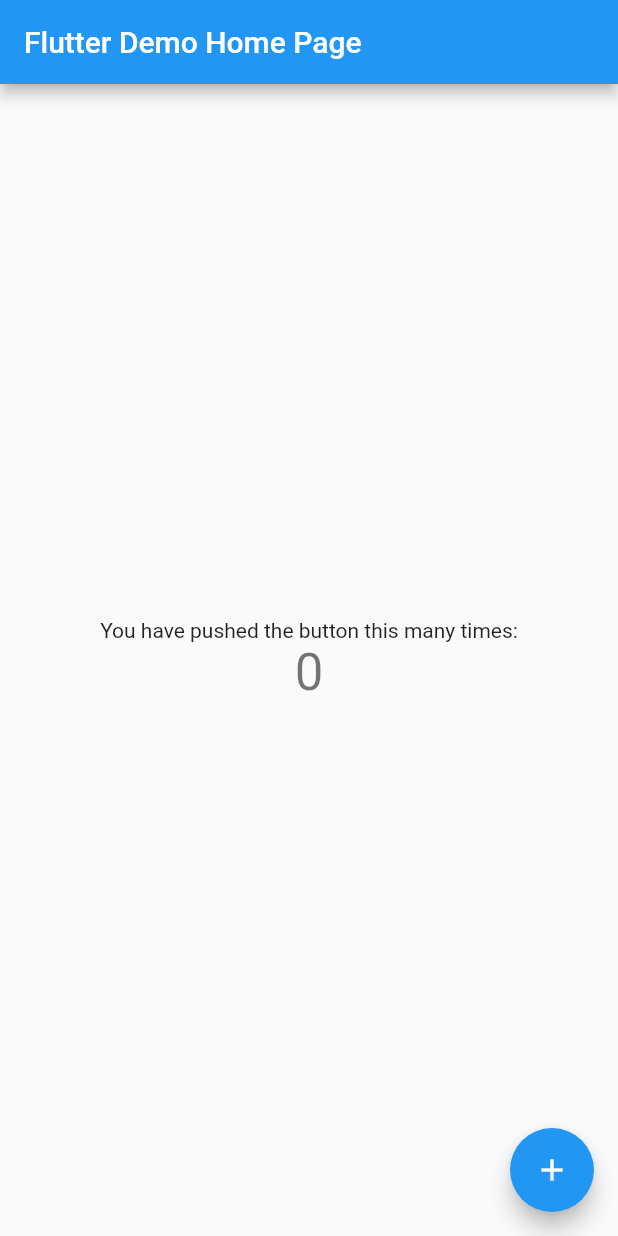
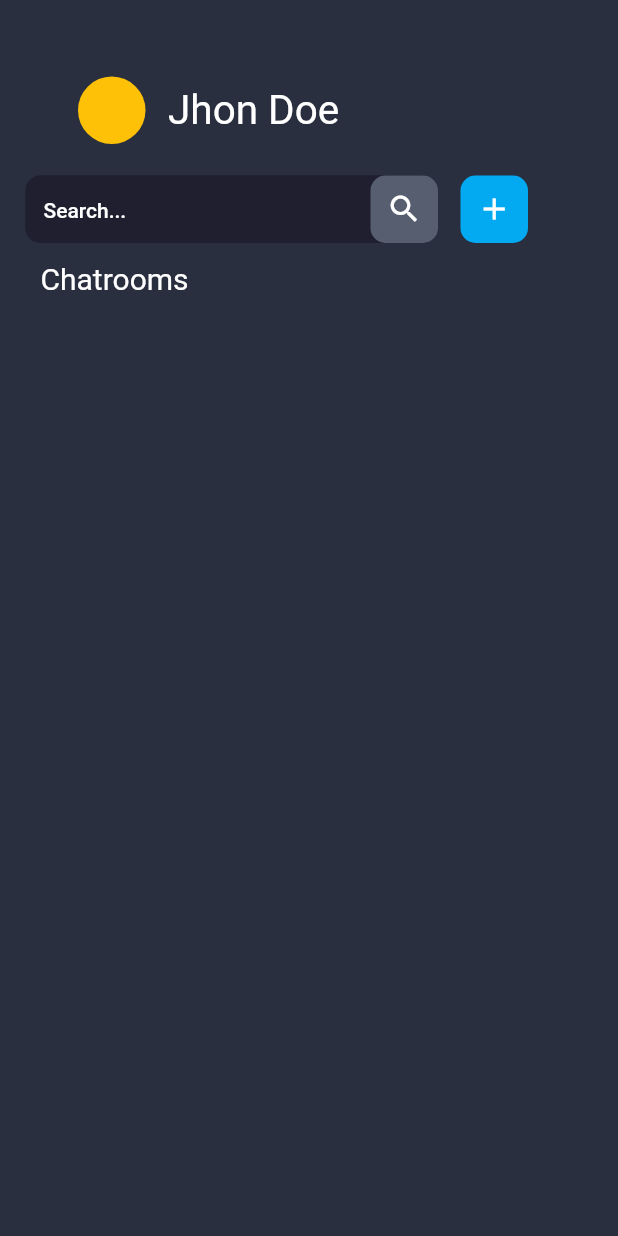
Before and after one commit to devGabrielb/chat_front, a Flutter app: the screen it shows after launch, on a phone screen of 412 x 824 dp. Run offline on Flutter 3.47's test engine with Material 2 defaults, Android fonts, the phone set to English and light mode, and no system bars.

Commit message:
changes in chatroomsage

```diff
--- /dev/null
+++ b/lib/chatRoomsPage.dart
@@ -0,0 +1,121 @@
+import 'package:flutter/material.dart';
+
+class ChatRoomsPage extends StatefulWidget {
+  @override
+  _ChatRoomsPageState createState() => _ChatRoomsPageState();
+}
+
+class _ChatRoomsPageState extends State<ChatRoomsPage> {
+  @override
+  Widget build(BuildContext context) {
+    return Scaffold(
+        backgroundColor: Color(0xFF292F3F),
+        body: Container(
+          margin: EdgeInsets.symmetric(horizontal: 17),
+          child: Column(
+            crossAxisAlignment: CrossAxisAlignment.stretch,
+            children: [
+              Container(
+                margin: EdgeInsets.only(left: 35, top: 51),
+                height: 45,
+                child: Row(
+                  children: [
+                    Container(
+                      width: 45,
+                      height: 45,
+                      decoration: BoxDecoration(
+                          borderRadius: BorderRadius.circular(50),
+                          color: Colors.amber),
+                    ),
+                    Container(
+                      padding: EdgeInsets.only(left: 15),
+                      child: Text(
+                        "Jhon Doe",
+                        style: TextStyle(color: Colors.white, fontSize: 27),
+                      ),
+                    ),
+                  ],
+                ),
+              ),
+              Container(
+                margin: EdgeInsets.only(top: 21),
+                child: Container(
+                  child: Row(
+                    crossAxisAlignment: CrossAxisAlignment.center,
+                    children: [
+                      Container(
+                        width: 275,
+                        height: 45,
+                        child: TextField(
+                          keyboardType: TextInputType.text,
+                          textInputAction: TextInputAction.done,
+                          decoration: InputDecoration(
+                            fillColor: Color(0xFF1F1F30),
+                            filled: true,
+                            border: InputBorder.none,
+                            suffixIcon: Container(
+                              margin: EdgeInsets.only(left: 15),
+                              height: 45,
+                              width: 45,
+                              decoration: BoxDecoration(
+                                  borderRadius: BorderRadius.circular(10),
+                                  color: Color(0xFF565E70)),
+                              child: Center(
+                                child: Icon(
+                                  Icons.search,
+                                  color: Colors.white,
+                                ),
+                              ),
+                            ),
+                            hintText: 'Search...',
+                            hintStyle: TextStyle(
+                                color: Colors.white,
+                                fontSize: 14,
+                                fontWeight: FontWeight.w500),
+                            enabledBorder: OutlineInputBorder(
+                                borderRadius: BorderRadius.circular(10),
+                                borderSide: BorderSide(
+                                  color: Color(0xFF1F1F30),
+                                )),
+                            focusedBorder: OutlineInputBorder(
+                                borderRadius: BorderRadius.circular(10),
+                                borderSide: BorderSide(
+                                  color: Color(0xFF1F1F30),
+                                )),
+                          ),
+                          style: TextStyle(
+                              color: Colors.white,
+                              fontSize: 18,
+                              fontWeight: FontWeight.w500),
+                        ),
+                      ),
+                      Container(
+                        margin: EdgeInsets.only(left: 15),
+                        height: 45,
+                        width: 45,
+                        decoration: BoxDecoration(
+                            borderRadius: BorderRadius.circular(10),
+                            color: Color(0xFF03A9F1)),
+                        child: Center(
+                          child: Icon(
+                            Icons.add,
+                            color: Colors.white,
+                          ),
+                        ),
+                      ),
+                    ],
+                  ),
+                ),
+              ),
+              Container(
+                margin: EdgeInsets.only(left: 10, top: 12),
+                child: Text(
+                  "Chatrooms",
+                  style: TextStyle(fontSize: 20, color: Colors.white),
+                ),
+              ),
+            ],
+          ),
+        ));
+  }
+}
--- a/lib/main.dart
+++ b/lib/main.dart
@@ -1,3 +1,4 @@
+import 'package:chat_mobile/chatRoomsPage.dart';
 import 'package:flutter/material.dart';
 
 void main() {
@@ -9,109 +10,13 @@ class MyApp extends StatelessWidget {
   @override
   Widget build(BuildContext context) {
     return MaterialApp(
+      debugShowCheckedModeBanner: false,
       title: 'Flutter Demo',
       theme: ThemeData(
-        // This is the theme of your application.
-        //
-        // Try running your application with "flutter run". You'll see the
-        // application has a blue toolbar. Then, without quitting the app, try
-        // changing the primarySwatch below to Colors.green and then invoke
-        // "hot reload" (press "r" in the console where you ran "flutter run",
-        // or simply save your changes to "hot reload" in a Flutter IDE).
-        // Notice that the counter didn't reset back to zero; the application
-        // is not restarted.
         primarySwatch: Colors.blue,
-        // This makes the visual density adapt to the platform that you run
-        // the app on. For desktop platforms, the controls will be smaller and
-        // closer together (more dense) than on mobile platforms.
         visualDensity: VisualDensity.adaptivePlatformDensity,
       ),
-      home: MyHomePage(title: 'Flutter Demo Home Page'),
+      home: ChatRoomsPage(),
     );
   }
 }
-
-class MyHomePage extends StatefulWidget {
-  MyHomePage({Key key, this.title}) : super(key: key);
-
-  // This widget is the home page of your application. It is stateful, meaning
-  // that it has a State object (defined below) that contains fields that affect
-  // how it looks.
-
-  // This class is the configuration for the state. It holds the values (in this
-  // case the title) provided by the parent (in this case the App widget) and
-  // used by the build method of the State. Fields in a Widget subclass are
-  // always marked "final".
-
-  final String title;
-
-  @override
-  _MyHomePageState createState() => _MyHomePageState();
-}
-
-class _MyHomePageState extends State<MyHomePage> {
-  int _counter = 0;
-
-  void _incrementCounter() {
-    setState(() {
-      // This call to setState tells the Flutter framework that something has
-      // changed in this State, which causes it to rerun the build method below
-      // so that the display can reflect the updated values. If we changed
-      // _counter without calling setState(), then the build method would not be
-      // called again, and so nothing would appear to happen.
-      _counter++;
-    });
-  }
-
-  @override
-  Widget build(BuildContext context) {
-    // This method is rerun every time setState is called, for instance as done
-    // by the _incrementCounter method above.
-    //
-    // The Flutter framework has been optimized to make rerunning build methods
-    // fast, so that you can just rebuild anything that needs updating rather
-    // than having to individually change instances of widgets.
-    return Scaffold(
-      appBar: AppBar(
-        // Here we take the value from the MyHomePage object that was created by
-        // the App.build method, and use it to set our appbar title.
-        title: Text(widget.title),
-      ),
-      body: Center(
-        // Center is a layout widget. It takes a single child and positions it
-        // in the middle of the parent.
-        child: Column(
-          // Column is also a layout widget. It takes a list of children and
-          // arranges them vertically. By default, it sizes itself to fit its
-          // children horizontally, and tries to be as tall as its parent.
-          //
-          // Invoke "debug painting" (press "p" in the console, choose the
-          // "Toggle Debug Paint" action from the Flutter Inspector in Android
-          // Studio, or the "Toggle Debug Paint" command in Visual Studio Code)
-          // to see the wireframe for each widget.
-          //
-          // Column has various properties to control how it sizes itself and
-          // how it positions its children. Here we use mainAxisAlignment to
-          // center the children vertically; the main axis here is the vertical
-          // axis because Columns are vertical (the cross axis would be
-          // horizontal).
-          mainAxisAlignment: MainAxisAlignment.center,
-          children: <Widget>[
-            Text(
-              'You have pushed the button this many times:',
-            ),
-            Text(
-              '$_counter',
-              style: Theme.of(context).textTheme.headline4,
-            ),
-          ],
-        ),
-      ),
-      floatingActionButton: FloatingActionButton(
-        onPressed: _incrementCounter,
-        tooltip: 'Increment',
-        child: Icon(Icons.add),
-      ), // This trailing comma makes auto-formatting nicer for build methods.
-    );
-  }
-}
```
Also changed, not shown: 1 other file.
